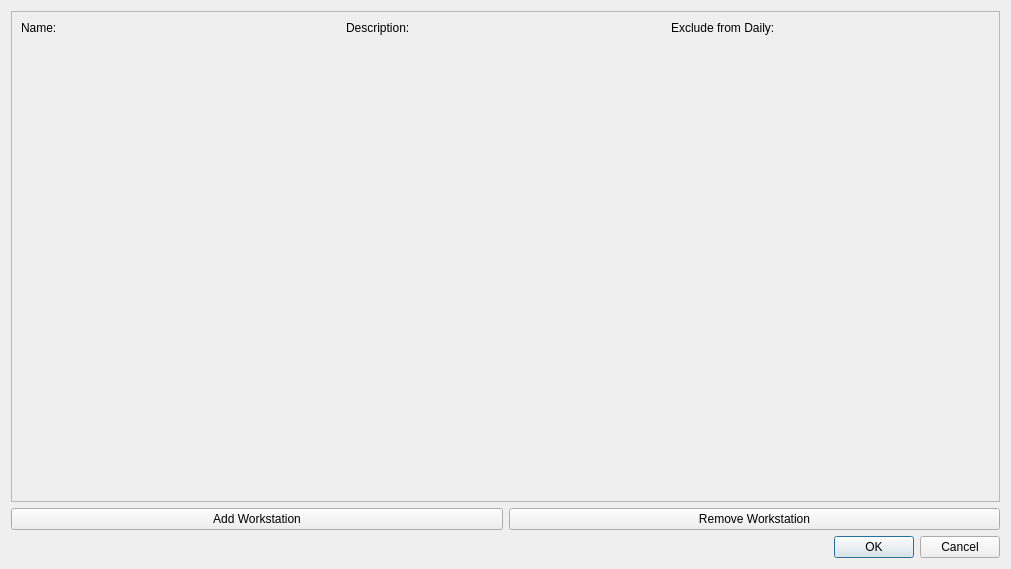
maurerpe/WorkstationScheduler, file descriptiondialog.ui: the form before one commit.
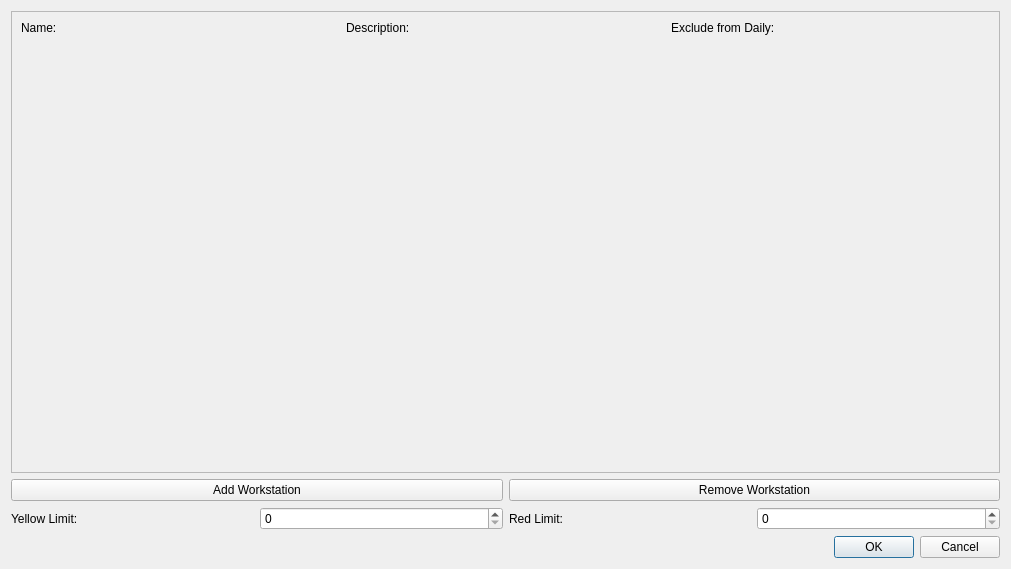
The form after the commit.

Commit message: Allow red and yellow limits to be configurable.

Patch:
```diff
--- a/descriptiondialog.ui
+++ b/descriptiondialog.ui
@@ -14,7 +14,7 @@
    <string>Dialog</string>
   </property>
   <layout class="QGridLayout" name="gridLayout">
-   <item row="2" column="0">
+   <item row="5" column="0">
     <widget class="QDialogButtonBox" name="buttonBox">
      <property name="orientation">
       <enum>Qt::Horizontal</enum>
@@ -38,7 +38,7 @@
         <x>0</x>
         <y>0</y>
         <width>991</width>
-        <height>489</height>
+        <height>461</height>
        </rect>
       </property>
       <layout class="QGridLayout" name="gridLayout_2">
@@ -88,6 +88,38 @@
      </widget>
     </widget>
    </item>
+   <item row="3" column="0">
+    <layout class="QHBoxLayout" name="horizontalLayout_2">
+     <item>
+      <widget class="QLabel" name="label_4">
+       <property name="text">
+        <string>Yellow Limit: </string>
+       </property>
+      </widget>
+     </item>
+     <item>
+      <widget class="QSpinBox" name="yellowLimit">
+       <property name="maximum">
+        <number>2147483647</number>
+       </property>
+      </widget>
+     </item>
+     <item>
+      <widget class="QLabel" name="label_5">
+       <property name="text">
+        <string>Red Limit:</string>
+       </property>
+      </widget>
+     </item>
+     <item>
+      <widget class="QSpinBox" name="redLimit">
+       <property name="maximum">
+        <number>2147483647</number>
+       </property>
+      </widget>
+     </item>
+    </layout>
+   </item>
    <item row="1" column="0">
     <layout class="QHBoxLayout" name="horizontalLayout">
      <item>
```
The commit also changes 9 other files.
